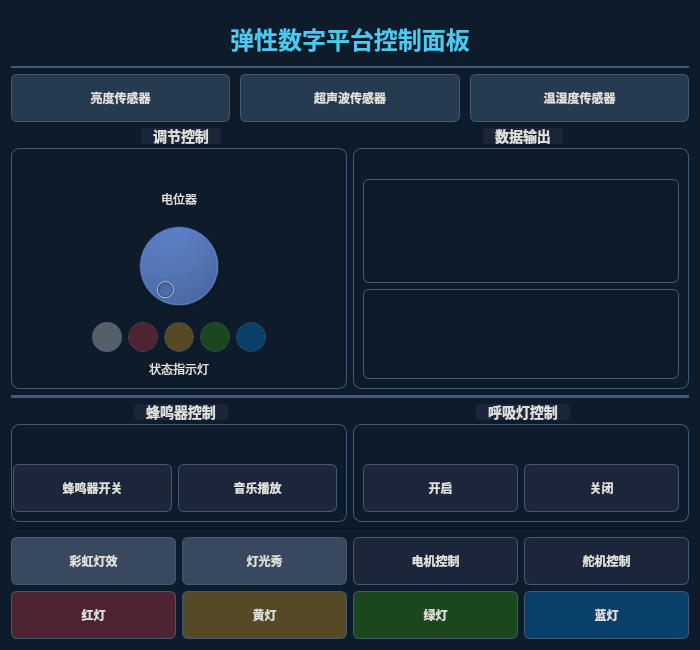
The window that mainwindow.ui (VidocQAQ/yihui) describes before a commit, drawn with Qt 5.
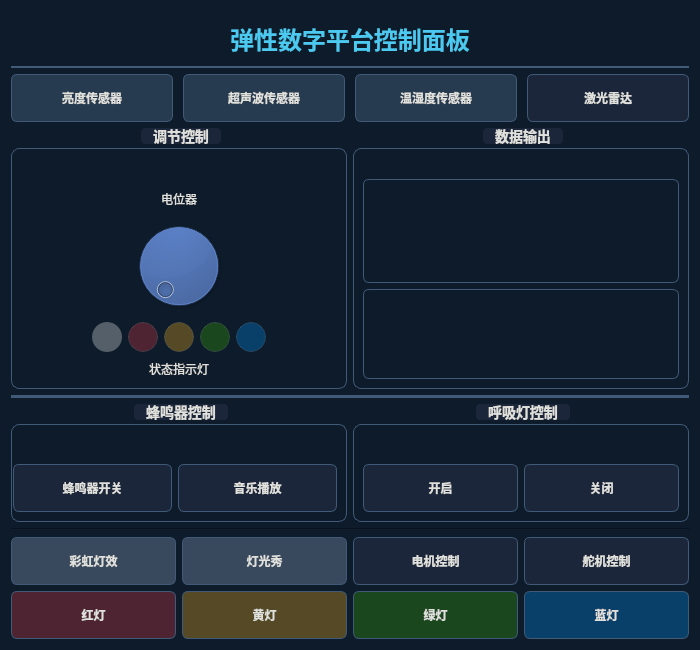
The same window after the commit. Icons and pictures are not drawn.

Commit message: 激光雷达

Patch:
```diff
--- a/mainwindow.ui
+++ b/mainwindow.ui
@@ -264,6 +264,23 @@
        </property>
       </widget>
      </item>
+     <item>
+      <widget class="QPushButton" name="btnLidar">
+       <property name="text">
+        <string>激光雷达</string>
+       </property>
+       <property name="icon">
+        <iconset>
+         <normaloff>:/icons/lidar.png</normaloff>:/icons/lidar.png</iconset>
+       </property>
+       <property name="iconSize">
+        <size>
+         <width>24</width>
+         <height>24</height>
+        </size>
+       </property>
+      </widget>
+     </item>
     </layout>
    </item>
    <item row="3" column="0" colspan="2">
```
The commit also changes 7 other files.
